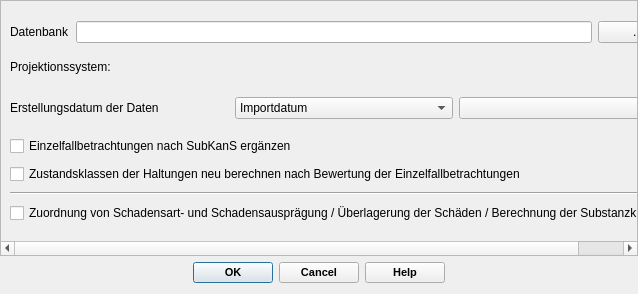
Above: qkan/subkans/res/subkans_dialog_base.ui from SonkeHoffmann/QKan-1 before the change. Below: the same form after it.
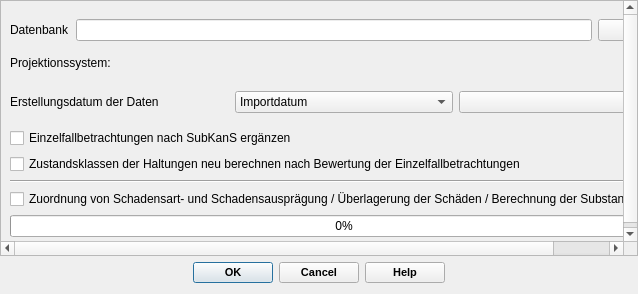
That is the form after the change. Custom widgets are drawn as their Qt base class.

Commit message: Subkans: Hinzufügen einer QProgressBar im Modul Subkans zum Anzeigen des KLassifizierungsfortschritts

Patch:
```diff
--- a/qkan/subkans/res/subkans_dialog_base.ui
+++ b/qkan/subkans/res/subkans_dialog_base.ui
@@ -19,7 +19,7 @@
   <property name="maximumSize">
    <size>
     <width>16777215</width>
-    <height>300</height>
+        <height>340</height>
    </size>
   </property>
   <property name="windowTitle">
@@ -182,6 +182,25 @@
          </property>
         </widget>
        </item>
+      <item>
+       <widget class="QProgressBar" name="progressBar_subkans">
+        <property name="minimum">
+         <number>0</number>
+        </property>
+        <property name="maximum">
+         <number>100</number>
+        </property>
+        <property name="value">
+         <number>0</number>
+        </property>
+        <property name="textVisible">
+         <bool>true</bool>
+        </property>
+        <property name="format">
+         <string>%p%</string>
+        </property>
+       </widget>
+      </item>
       </layout>
      </widget>
     </widget>
```
The commit also changes 5 other files.
